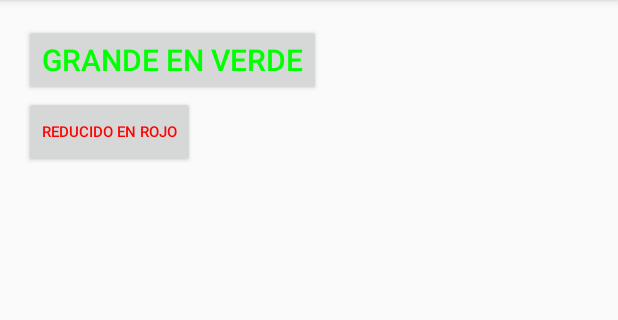
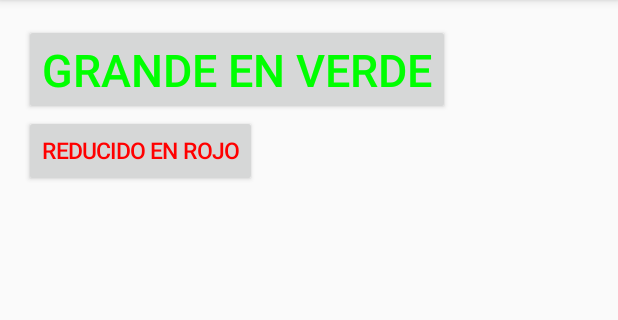
Before and after one commit to jcarlosj/edx-UAM-Android-Ejemplo-Recursos, an Android app: the screen it shows after launch (MainActivity), on a phone screen of 412 x 824 dp, the part 84-404 px from its top. Run offline under Robolectric (Android 15) with nearby library versions, the phone set to English and light mode, and no system bars.

Commit message:
Cambia implementación anterior desde XML a Java
 - Elimina los parámetros y los valores de los componentes de tipo
   "Button" relacionados con: el texto que contiene, el color del texto
   y sus dimensiones en el fichero "activity_main.xml"
 - Agrega funcionalidad a la clase "ActivityMain" para adicionar las
   características descritas en el punto anterior desde el código java.

```diff
--- a/app/src/main/java/co/jce/edx/recursosdelsistema/MainActivity.java
+++ b/app/src/main/java/co/jce/edx/recursosdelsistema/MainActivity.java
@@ -2,12 +2,38 @@ package co.jce.edx.recursosdelsistema;
 
 import android.support.v7.app.AppCompatActivity;
 import android.os.Bundle;
+import android.widget.Button;
 
 public class MainActivity extends AppCompatActivity {
+
+    private Button button,
+                   button2;
 
     @Override
     protected void onCreate(Bundle savedInstanceState) {
         super.onCreate(savedInstanceState);
         setContentView(R.layout.activity_main);
+        init();
     }
+
+    private void init() {
+        //-> Accedemos a los componentes del "Activity"
+        button = ( Button ) findViewById( R .id .button );
+        button2 = ( Button ) findViewById( R .id .button2 );
+
+        //-> Asignamos las cadenas de texto a los botones extrayendolas del fichero "strings.xml"
+        button .setText(getResources().getString(R.string.label_grande));
+        button2 .setText( getResources() .getString( R .string .label_reducido ) );
+
+        //-> Asignamos un tamaño (dimensión) a las cadenas de los botones en el fichero "dimens.xml"
+        button .setTextSize( getResources() .getDimension( R .dimen .tipo_grande ) );
+        button2 .setTextSize( getResources() .getDimension( R .dimen .tipo_reducido ) );
+
+        //-> Asignamos un color a las cadenas de texto de los botones en el fichero "colors.xml"
+        //   El método getColor() quedará obsoleto apartir de la API 23.
+        //   En su lugar debe usarse así: getColor ( int, Theme )
+        button .setTextColor( getResources() .getColor( R .color .colorVerde ) );
+        button2 .setTextColor( getResources() .getColor( R. color .colorRojo ) );
+    }
+
 }
--- a/app/src/main/res/layout/activity_main.xml
+++ b/app/src/main/res/layout/activity_main.xml
@@ -13,17 +13,11 @@
     <Button
         android:layout_width="wrap_content"
         android:layout_height="wrap_content"
-        android:text="@string/label_grande"
-        android:textColor="@color/colorVerde"
-        android:textSize="@dimen/tipo_grande"
         android:id="@+id/button" />
 
     <Button
         android:layout_width="wrap_content"
         android:layout_height="wrap_content"
-        android:text="@string/label_reducido"
-        android:textColor="@color/colorRojo"
-        android:textSize="@dimen/tipo_reducido"
         android:id="@+id/button2" />
 
 </LinearLayout>
```
